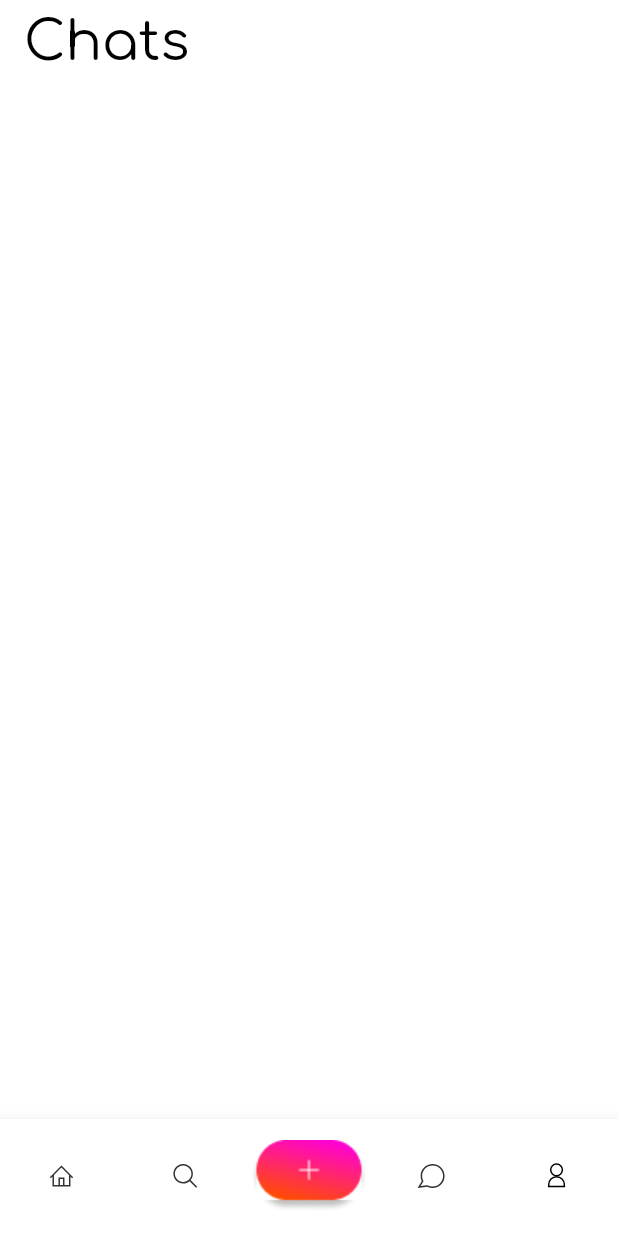
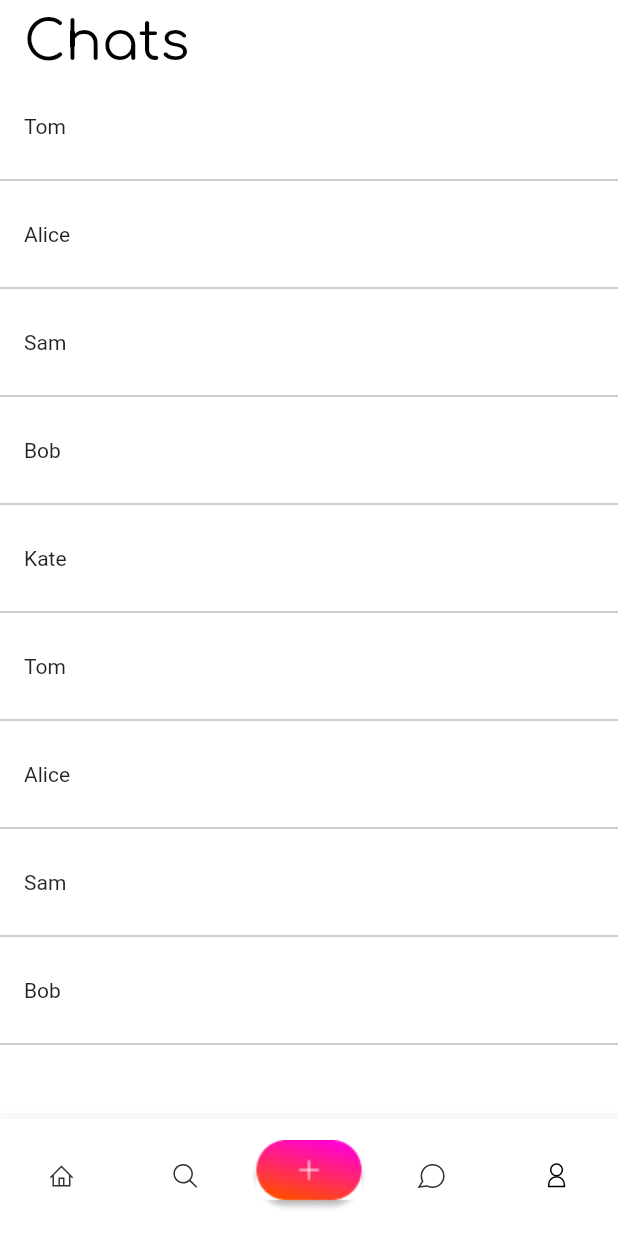
Before and after one commit to VLad345406/photo, a Flutter app: the MessageScreen screen opened by its route, on a phone screen of 412 x 824 dp. Run offline on Flutter 3.47's test engine with Material 2 defaults, Android fonts, the phone set to English and light mode, and no system bars; our stand-ins replace bloc, firebase_auth, firebase_core, flutter_svg, google_fonts, google_sign_in and 1 more; accounts and stored records are empty; generated files the repository leaves out were written again.

```diff
--- a/lib/app/view/app.dart
+++ b/lib/app/view/app.dart
@@ -16,6 +16,8 @@ import 'package:photo/screens/main_screens/search_screen.dart';
 import 'package:photo/screens/registration.dart';
 import 'package:photo/screens/registration_nick.dart';
 import 'package:photo/screens/start_screen.dart';
+
+import '../../screens/main_screens/photo_open.dart';
 
 class App extends StatelessWidget {
   const App({super.key});
@@ -40,6 +42,7 @@ class App extends StatelessWidget {
         '/add' : (context) => const HomeScreen(),
         '/message' : (context) => const MessageScreen(),
         '/profile' : (context) => const ProfileScreen(),
+        '/photo_open' : (context) => const PhotoOpen(),
       },
 
       localizationsDelegates: const [
@@ -53,7 +56,7 @@ class App extends StatelessWidget {
 
 String getInitialRoute(){
   if (true)
-    return '/';
+    return '/home';
   else
     return '/home';
 }
--- a/lib/screens/login.dart
+++ b/lib/screens/login.dart
@@ -144,7 +144,9 @@ class _LoginScreenState extends State<LoginScreen> {
               color: Colors.black,
             ),
             child: TextButton(
-              onPressed: () async {},
+              onPressed: () async {
+                Navigator.pushNamedAndRemoveUntil(context, '/home', (Route<dynamic> route) => false);
+              },
               child: Text(
                 'LOG IN',
                 style: GoogleFonts.roboto(
--- a/lib/screens/main_screens/message_screen.dart
+++ b/lib/screens/main_screens/message_screen.dart
@@ -15,7 +15,10 @@ class _MessageScreenState extends State<MessageScreen> {
   @override
   Widget build(BuildContext context) {
 
-    //final screenWidth = MediaQuery.of(context).size.width;
+    final screenWidth = MediaQuery.of(context).size.width;
+    final screenHeight = MediaQuery.of(context).size.height;
+
+    final List<String> users = ["Tom", "Alice", "Sam", "Bob", "Kate", "Tom", "Alice", "Sam", "Bob", "Kate", "Tom", "Alice", "Sam", "Bob", "Kate"];
 
     return Scaffold(
       backgroundColor: Colors.white,
@@ -32,6 +35,28 @@ class _MessageScreenState extends State<MessageScreen> {
           ),
         ),
       ),
+      body: Column(
+        children:[
+          SizedBox(
+            height: screenHeight - 158,
+            child: ListView.separated(
+            scrollDirection: Axis.vertical,
+            itemCount: users.length,
+            itemBuilder: (BuildContext context, int index) {
+              return GestureDetector(
+                onTap: (){
+                  print("Tap $index");
+                },
+                child: Container(
+                    margin: const EdgeInsets.only(left: 16, top: 20, bottom: 20),
+                  child: Text(users[index])
+                ),
+              );
+            }, separatorBuilder: (BuildContext context, int index) => Divider(color: Colors.grey,),
+        ),
+          ),
+      ],
+      ),
       bottomNavigationBar: const BottomMenu(),
     );
   }
```
Also changed, not shown: lib/screens/main_screens/home_screen.dart (+6 -3 lines), lib/screens/main_screens/photo_open.dart (added, +25 -0 lines), lib/screens/main_screens/profile_screen.dart (+111 -2 lines), assets/images/Profile1/picture1.jpg (added), assets/images/Profile1/picture2.jpg (added), assets/images/Profile1/picture3.jpg (added), assets/images/Profile1/picture4.jpg (added), assets/images/Profile1/picture5.jpg (added), assets/images/avatar1.jpg (added), pubspec.lock.
